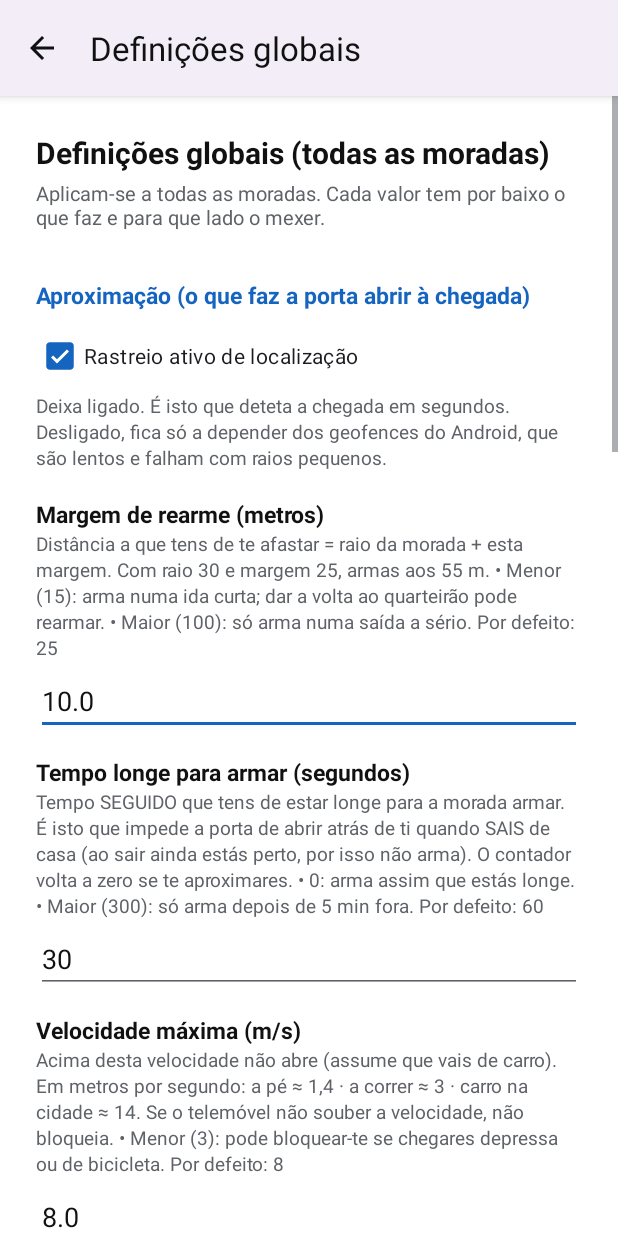
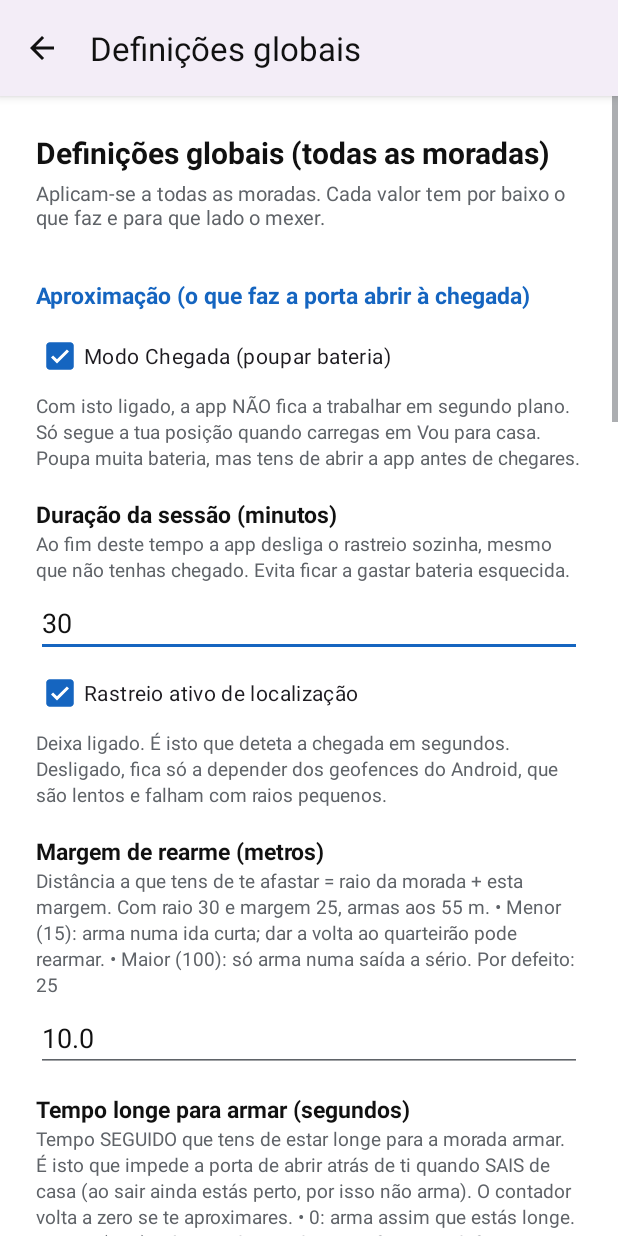
Before and after one commit to zavricardo-debug/abreportaautoshelly, an Android app: the GlobalSettingsActivity screen opened directly, with no data from a screen before it, on a phone screen of 412 x 824 dp. Run offline under Robolectric (Android 15) with nearby library versions, the light colour scheme and no system bars.

Commit message:
Modo Chegada: sem servico permanente, sessao manual ao ir para casa
Pedido: a app nao pode andar sempre a trabalhar em segundo plano (telemovel
a aquecer, bateria a cair). Abrir a app a caminho de casa deve bastar para a
porta abrir a chegada, sem esperar pelas outras variaveis.

Modo Chegada (opcional, nas definicoes globais):
- Fora de uma sessao NAO existe servico nenhum: zero GPS, zero polling de
  Wi-Fi, sem geofences. DoorServiceStarter recusa arrancar, e App.kt e o
  BootReceiver deixam de o ressuscitar ao abrir a app ou ao ligar o telemovel.
- O botao 'Vou para casa' arranca uma sessao: ARMA ja todas as moradas
  activas (forceArm) e liga o rastreio rapido.
- Durante a sessao o motor salta as condicoes de armar - afastamento, tempo
  longe e Wi-Fi de casa. Abrir a app e a prova de intencao. Ficam so as
  proteccoes que importam: distancia, precisao do GPS, velocidade, pausa e
  cooldown.
- A sessao expira sozinha (30 min por defeito, configuravel 1-720) e o
  servico mata-se a si proprio, mesmo que a app ja esteja fechada. Notificacao
  a avisar que deixou de seguir.

O modo antigo continua a existir e e o que fica por defeito; quem nao ligar o
Modo Chegada nao nota diferenca.

Bateria: de rastreio 24 h por dia para ~10-20 min por sessao.
Simulado: chegar de 2 km abre; carregar ja perto abre; nao ir a casa expira
sem gastar mais; sessao de 30 min cobre viagens ate ~30 min.

Co-authored-by: arena-agent <297053741+arena-agent@users.noreply.github.com>

```diff
--- a/workspace-01a06e07-780c-7c53-807f-e100cdba93b8 (2)/ShellyDoor/app/src/main/java/com/example/shellydoor/App.kt
+++ b/workspace-01a06e07-780c-7c53-807f-e100cdba93b8 (2)/ShellyDoor/app/src/main/java/com/example/shellydoor/App.kt
@@ -15,7 +15,7 @@ class App : Application() {
         // Cria as moradas por defeito (Ladra, Alvalade, Argandona) apenas no 1.º arranque
         DoorStore(this).seedIfNeeded()
         // Se a automação estava ligada, re-arranca o serviço na abertura da app
-        if (Prefs(this).autoEnabled) {
+        if (Prefs(this).autoEnabled && !Prefs(this).arrivalModeEnabled) {
             Log.i("App", "A rearmar automação ao arrancar")
             DoorServiceStarter.ensureRunning(this)
         }
--- a/workspace-01a06e07-780c-7c53-807f-e100cdba93b8 (2)/ShellyDoor/app/src/main/java/com/example/shellydoor/BootReceiver.kt
+++ b/workspace-01a06e07-780c-7c53-807f-e100cdba93b8 (2)/ShellyDoor/app/src/main/java/com/example/shellydoor/BootReceiver.kt
@@ -13,7 +13,8 @@ class BootReceiver : BroadcastReceiver() {
             "android.intent.action.LOCKED_BOOT_COMPLETED",
             Intent.ACTION_MY_PACKAGE_REPLACED -> {
                 Log.i(TAG, "${intent.action} — a rearmar a automação")
-                if (Prefs(context).autoEnabled) {
+                val p = Prefs(context)
+                if (p.autoEnabled && !p.arrivalModeEnabled) {
                     DoorServiceStarter.ensureRunning(context.applicationContext)
                 }
             }
--- a/workspace-01a06e07-780c-7c53-807f-e100cdba93b8 (2)/ShellyDoor/app/src/main/java/com/example/shellydoor/GlobalSettingsActivity.kt
+++ b/workspace-01a06e07-780c-7c53-807f-e100cdba93b8 (2)/ShellyDoor/app/src/main/java/com/example/shellydoor/GlobalSettingsActivity.kt
@@ -33,6 +33,8 @@ class GlobalSettingsActivity : AppCompatActivity() {
         val etFarInt = findViewById<EditText>(R.id.etFarInterval)
         val cbActive = findViewById<CheckBox>(R.id.cbActiveTracking)
         val cbWifiArmed = findViewById<CheckBox>(R.id.cbWifiBlocksArmed)
+        val cbArrival = findViewById<CheckBox>(R.id.cbArrivalMode)
+        val etArrivalMin = findViewById<EditText>(R.id.etArrivalMinutes)
 
         etSpeed.setText(prefs.maxSpeedMs.toString())
         etCooldown.setText((prefs.cooldownMs / 1000).toString())
@@ -47,6 +49,8 @@ class GlobalSettingsActivity : AppCompatActivity() {
         etFarInt.setText(prefs.farIntervalSec.toString())
         cbActive.isChecked = prefs.activeTracking
         cbWifiArmed.isChecked = prefs.wifiBlocksWhenArmed
+        cbArrival.isChecked = prefs.arrivalModeEnabled
+        etArrivalMin.setText(prefs.arrivalSessionMinutes.toString())
 
         findViewById<Button>(R.id.btnBattery).setOnClickListener { askIgnoreBatteryOptimizations() }
 
@@ -80,6 +84,15 @@ class GlobalSettingsActivity : AppCompatActivity() {
             prefs.farIntervalSec = (etFarInt.text.toString().toIntOrNull() ?: 45).coerceIn(5, 600)
             prefs.activeTracking = cbActive.isChecked
             prefs.wifiBlocksWhenArmed = cbWifiArmed.isChecked
+            val arrivalAntes = prefs.arrivalModeEnabled
+            prefs.arrivalModeEnabled = cbArrival.isChecked
+            prefs.arrivalSessionMinutes =
+                (etArrivalMin.text.toString().toIntOrNull() ?: 30).coerceIn(1, 720)
+            // Ao LIGAR o modo, corta já o que estiver a correr: é esse o objectivo.
+            if (!arrivalAntes && prefs.arrivalModeEnabled) {
+                prefs.stopArrivalSession()
+                DoorServiceStarter.stopNow(this)
+            }
 
             // Reiniciar o serviço para aplicar os novos ritmos de GPS.
             stopService(Intent(this, DoorService::class.java))
--- a/workspace-01a06e07-780c-7c53-807f-e100cdba93b8 (2)/ShellyDoor/app/src/main/java/com/example/shellydoor/Prefs.kt
+++ b/workspace-01a06e07-780c-7c53-807f-e100cdba93b8 (2)/ShellyDoor/app/src/main/java/com/example/shellydoor/Prefs.kt
@@ -124,6 +124,40 @@ class Prefs(context: Context) {
         get() = sp.getBoolean(KEY_WIFI_BLOCKS_ARMED, false)
         set(v) = sp.edit().putBoolean(KEY_WIFI_BLOCKS_ARMED, v).apply()
 
+    // ---- Modo Chegada (sessão manual, sem serviço permanente) ----
+    /**
+     * Quando ligado, a app NÃO corre em segundo plano de forma permanente.
+     * Só rastreia quando arrancas uma "sessão de chegada" — abres a app a
+     * caminho de casa e ela fica à espera de te ver chegar à porta.
+     *
+     * É o modo que poupa bateria: fora da sessão, zero GPS e zero serviço.
+     */
+    var arrivalModeEnabled: Boolean
+        get() = sp.getBoolean(KEY_ARRIVAL_MODE, false)
+        set(v) = sp.edit().putBoolean(KEY_ARRIVAL_MODE, v).apply()
+
+    /** Instante em que a sessão de chegada termina sozinha. 0 = sem sessão. */
+    var arrivalSessionUntil: Long
+        get() = sp.getLong(KEY_ARRIVAL_UNTIL, 0L)
+        set(v) = sp.edit().putLong(KEY_ARRIVAL_UNTIL, v).apply()
+
+    /** Quantos minutos dura uma sessão de chegada antes de desistir sozinha. */
+    var arrivalSessionMinutes: Int
+        get() = sp.getInt(KEY_ARRIVAL_MINUTES, 30)
+        set(v) = sp.edit().putInt(KEY_ARRIVAL_MINUTES, v).apply()
+
+    fun arrivalSessionActive(): Boolean =
+        arrivalModeEnabled && System.currentTimeMillis() < arrivalSessionUntil
+
+    fun arrivalSessionRemainingS(): Long =
+        if (arrivalSessionActive()) (arrivalSessionUntil - System.currentTimeMillis()) / 1000 else 0L
+
+    fun startArrivalSession() {
+        arrivalSessionUntil = System.currentTimeMillis() + arrivalSessionMinutes * 60_000L
+    }
+
+    fun stopArrivalSession() { arrivalSessionUntil = 0L }
+
     // ---- Auth key GLOBAL (partilhado por todas as moradas) ----
     // Como todos os Shellys estão na mesma conta de nuvem, partilham o mesmo
     // auth_key. Se uma morada tiver o campo vazio, usa-se este valor global.
@@ -160,6 +194,9 @@ class Prefs(context: Context) {
         private const val KEY_COOLDOWN = "cooldownMs"
         private const val KEY_NET_GRACE = "networkGraceSeconds"
         private const val KEY_WIFI_BLOCKS_ARMED = "wifiBlocksWhenArmed"
+        private const val KEY_ARRIVAL_MODE = "arrivalModeEnabled"
+        private const val KEY_ARRIVAL_UNTIL = "arrivalSessionUntil"
+        private const val KEY_ARRIVAL_MINUTES = "arrivalSessionMinutes"
         private const val KEY_AUTH_KEY_GLOBAL = "cloudAuthKeyGlobal"
         private const val KEY_LAST_OPEN = "lastOpen"
         private const val KEY_LAST_RESULT = "lastResult"
--- a/workspace-01a06e07-780c-7c53-807f-e100cdba93b8 (2)/ShellyDoor/app/src/main/res/layout/activity_global_settings.xml
+++ b/workspace-01a06e07-780c-7c53-807f-e100cdba93b8 (2)/ShellyDoor/app/src/main/res/layout/activity_global_settings.xml
@@ -32,6 +32,30 @@
         <TextView
             style="@style/SettingsSection"
             android:text="@string/settings_section_approach" />
+
+        <CheckBox
+            android:id="@+id/cbArrivalMode"
+            android:layout_width="match_parent"
+            android:layout_height="wrap_content"
+            android:text="@string/label_arrival_mode" />
+
+        <TextView
+            style="@style/SettingsCaption"
+            android:text="@string/desc_arrival_mode" />
+
+        <TextView
+            style="@style/SettingsLabel"
+            android:text="@string/label_arrival_minutes" />
+
+        <TextView
+            style="@style/SettingsCaption"
+            android:text="@string/desc_arrival_minutes" />
+
+        <EditText
+            android:id="@+id/etArrivalMinutes"
+            style="@style/SettingsField"
+            android:inputType="number"
+            android:hint="@string/hint_arrival_minutes" />
 
         <CheckBox
             android:id="@+id/cbActiveTracking"
--- a/workspace-01a06e07-780c-7c53-807f-e100cdba93b8 (2)/ShellyDoor/app/src/main/res/values/strings.xml
+++ b/workspace-01a06e07-780c-7c53-807f-e100cdba93b8 (2)/ShellyDoor/app/src/main/res/values/strings.xml
@@ -179,4 +179,10 @@ Por defeito: 1</string>
     <string name="label_away_override">Tempo longe desta morada (segundos)</string>
     <string name="desc_away_override">Só para esta morada. Deixa VAZIO para usar o valor global.</string>
     <string name="hint_away_override">vazio = usa o global</string>
+    <string name="btn_arrival_start">🚗 Vou para casa — abrir a porta ao chegar</string>
+    <string name="label_arrival_mode">Modo Chegada (poupar bateria)</string>
+    <string name="desc_arrival_mode">Com isto ligado, a app NÃO fica a trabalhar em segundo plano. Só segue a tua posição quando carregas em "Vou para casa". Poupa muita bateria, mas tens de abrir a app antes de chegares.</string>
+    <string name="label_arrival_minutes">Duração da sessão (minutos)</string>
+    <string name="desc_arrival_minutes">Ao fim deste tempo a app desliga o rastreio sozinha, mesmo que não tenhas chegado. Evita ficar a gastar bateria esquecida.</string>
+    <string name="hint_arrival_minutes">30</string>
 </resources>
```
Also changed, not shown: workspace-01a06e07-780c-7c53-807f-e100cdba93b8 (2)/ShellyDoor/app/src/main/java/com/example/shellydoor/DoorDecisionEngine.kt (+52 -1 lines), workspace-01a06e07-780c-7c53-807f-e100cdba93b8 (2)/ShellyDoor/app/src/main/java/com/example/shellydoor/DoorService.kt (+55 -0 lines), workspace-01a06e07-780c-7c53-807f-e100cdba93b8 (2)/ShellyDoor/app/src/main/java/com/example/shellydoor/DoorServiceStarter.kt (+21 -1 lines), workspace-01a06e07-780c-7c53-807f-e100cdba93b8 (2)/ShellyDoor/app/src/main/java/com/example/shellydoor/MainActivity.kt (+60 -0 lines), workspace-01a06e07-780c-7c53-807f-e100cdba93b8 (2)/ShellyDoor/app/src/main/java/com/example/shellydoor/Notifier.kt (+12 -0 lines), workspace-01a06e07-780c-7c53-807f-e100cdba93b8 (2)/ShellyDoor/app/src/main/res/layout/activity_main.xml (+13 -0 lines).
